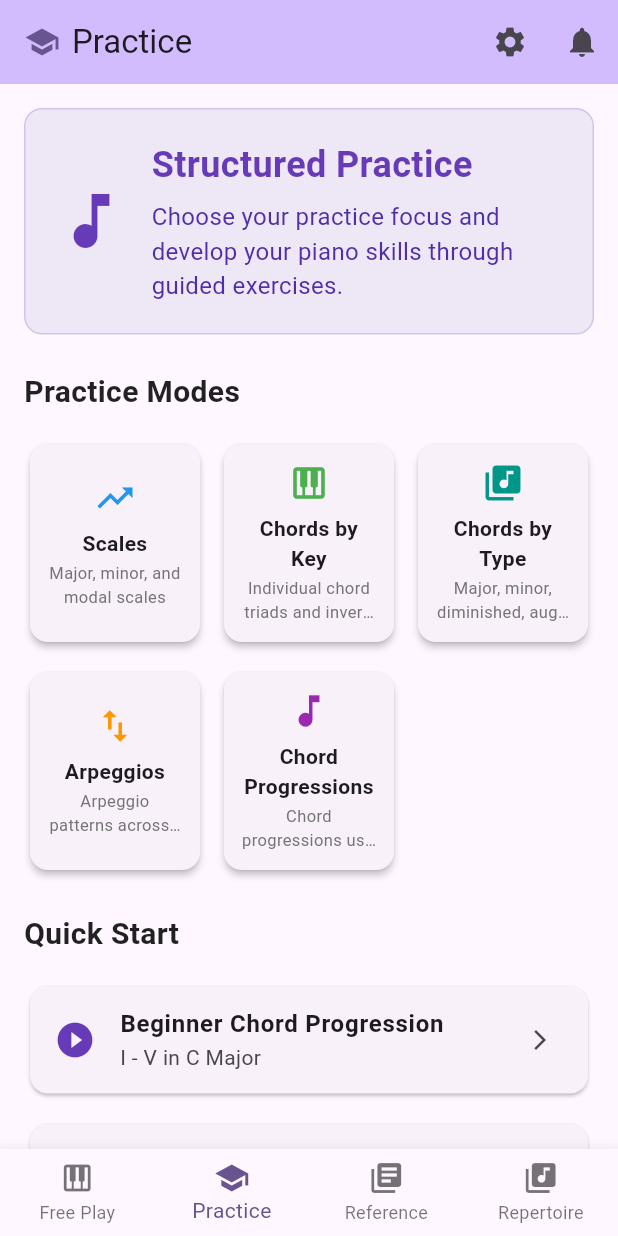
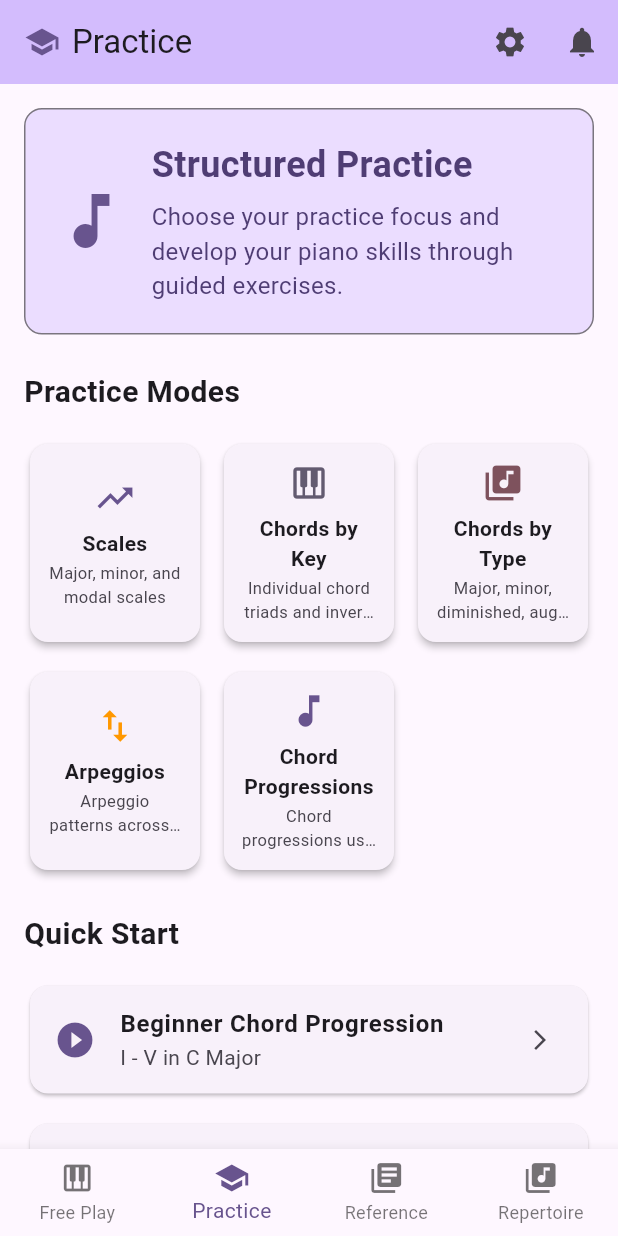
Before and after one commit to PianoFitness/app, a Flutter app: the screen it shows after launch, item 2 of the bottom bar chosen, on a phone screen of 412 x 824 dp. Run offline on Flutter 3.47's test engine with Material 3 defaults, Android fonts, the phone set to English and light mode, and no system bars; our stand-ins replace audioplayers, device_info_plus, flutter_local_notifications, shared_preferences, timezone; missing offline and left inert: flutter_midi_command, piano.

Commit message:
refactor(theme): update PracticeHubPage to use theme colors for improved consistency

```diff
--- a/lib/features/practice/practice_hub_page.dart
+++ b/lib/features/practice/practice_hub_page.dart
@@ -1,4 +1,5 @@
 import "package:flutter/material.dart";
+import "package:piano_fitness/main.dart";
 import "package:piano_fitness/features/practice/practice_page.dart";
 import "package:piano_fitness/shared/models/practice_mode.dart";
 import "package:piano_fitness/shared/models/chord_progression_type.dart";
@@ -40,17 +41,19 @@ class PracticeHubPage extends StatelessWidget {
               Container(
                 padding: const EdgeInsets.all(20),
                 decoration: BoxDecoration(
-                  color: Colors.deepPurple.shade50,
+                  color: Theme.of(context).colorScheme.primaryContainer,
                   borderRadius: BorderRadius.circular(12),
-                  border: Border.all(color: Colors.deepPurple.shade100),
+                  border: Border.all(
+                    color: Theme.of(context).colorScheme.outline,
+                  ),
                 ),
                 child: Row(
                   children: [
                     // Icon column (compact)
-                    const Icon(
+                    Icon(
                       Icons.music_note,
                       size: 48,
-                      color: Colors.deepPurple,
+                      color: Theme.of(context).colorScheme.primary,
                     ),
                     const SizedBox(width: 16),
                     // Text content column (expanded)
@@ -58,12 +61,14 @@ class PracticeHubPage extends StatelessWidget {
                       child: Column(
                         crossAxisAlignment: CrossAxisAlignment.start,
                         children: [
-                          const Text(
+                          Text(
                             "Structured Practice",
                             style: TextStyle(
                               fontSize: 24,
                               fontWeight: FontWeight.bold,
-                              color: Colors.deepPurple,
+                              color: Theme.of(
+                                context,
+                              ).colorScheme.onPrimaryContainer,
                             ),
                           ),
                           const SizedBox(height: 6),
@@ -71,7 +76,9 @@ class PracticeHubPage extends StatelessWidget {
                             "Choose your practice focus and develop your piano skills through guided exercises.",
                             style: TextStyle(
                               fontSize: 16,
-                              color: Colors.deepPurple.shade700,
+                              color: Theme.of(
+                                context,
+                              ).colorScheme.onPrimaryContainer,
                             ),
                           ),
                         ],
@@ -83,12 +90,12 @@ class PracticeHubPage extends StatelessWidget {
               const SizedBox(height: 24),
 
               // Practice Modes Grid
-              const Text(
+              Text(
                 "Practice Modes",
                 style: TextStyle(
                   fontSize: 20,
                   fontWeight: FontWeight.bold,
-                  color: Colors.black87,
+                  color: Theme.of(context).colorScheme.onSurface,
                 ),
               ),
               const SizedBox(height: 16),
@@ -104,7 +111,7 @@ class PracticeHubPage extends StatelessWidget {
                         title: "Scales",
                         icon: Icons.trending_up,
                         description: "Major, minor, and modal scales",
-                        color: Colors.blue,
+                        color: Theme.of(context).colorScheme.primary,
                         onTap: () =>
                             _navigateToPractice(context, PracticeMode.scales),
                       ),
@@ -116,7 +123,7 @@ class PracticeHubPage extends StatelessWidget {
                         title: "Chords by Key",
                         icon: Icons.piano,
                         description: "Individual chord triads and inversions",
-                        color: Colors.green,
+                        color: Theme.of(context).colorScheme.secondary,
                         onTap: () => _navigateToPractice(
                           context,
                           PracticeMode.chordsByKey,
@@ -131,7 +138,7 @@ class PracticeHubPage extends StatelessWidget {
                         icon: Icons.library_music,
                         description:
                             "Major, minor, diminished, augmented chords",
-                        color: Colors.teal,
+                        color: Theme.of(context).colorScheme.tertiary,
                         onTap: () => _navigateToPractice(
                           context,
                           PracticeMode.chordsByType,
@@ -156,7 +163,11 @@ class PracticeHubPage extends StatelessWidget {
                         icon: Icons.swap_vert,
                         description:
                             "Arpeggio patterns across multiple octaves",
-                        color: Colors.orange,
+                        color:
+                            Theme.of(
+                              context,
+                            ).extension<SemanticColors>()?.warning ??
+                            Theme.of(context).colorScheme.tertiary,
                         onTap: () => _navigateToPractice(
                           context,
                           PracticeMode.arpeggios,
@@ -171,7 +182,7 @@ class PracticeHubPage extends StatelessWidget {
                         icon: Icons.music_note,
                         description:
                             "Chord progressions using roman numeral notation",
-                        color: Colors.purple,
+                        color: Theme.of(context).colorScheme.primary,
                         onTap: () => _navigateToPractice(
                           context,
                           PracticeMode.chordProgressions,
@@ -187,12 +198,12 @@ class PracticeHubPage extends StatelessWidget {
               const SizedBox(height: 24),
 
               // Quick Start Section
-              const Text(
+              Text(
                 "Quick Start",
                 style: TextStyle(
                   fontSize: 20,
                   fontWeight: FontWeight.bold,
-                  color: Colors.black87,
+                  color: Theme.of(context).colorScheme.onSurface,
                 ),
               ),
               const SizedBox(height: 16),
@@ -258,7 +269,10 @@ class PracticeHubPage extends StatelessWidget {
               const SizedBox(height: 2),
               Text(
                 description,
-                style: TextStyle(fontSize: 11, color: Colors.grey.shade600),
+                style: TextStyle(
+                  fontSize: 11,
+                  color: Theme.of(context).colorScheme.onSurfaceVariant,
+                ),
                 textAlign: TextAlign.center,
                 maxLines: 2,
                 overflow: TextOverflow.ellipsis,
@@ -285,7 +299,11 @@ class PracticeHubPage extends StatelessWidget {
       elevation: 1,
       child: ListTile(
         key: Key("quick_start_$keyName"),
-        leading: Icon(icon, color: Colors.deepPurple, size: 28),
+        leading: Icon(
+          icon,
+          color: Theme.of(context).colorScheme.primary,
+          size: 28,
+        ),
         title: Text(title, style: const TextStyle(fontWeight: FontWeight.w600)),
         subtitle: Text(subtitle),
         trailing: const Icon(Icons.arrow_forward_ios, size: 16),
```
